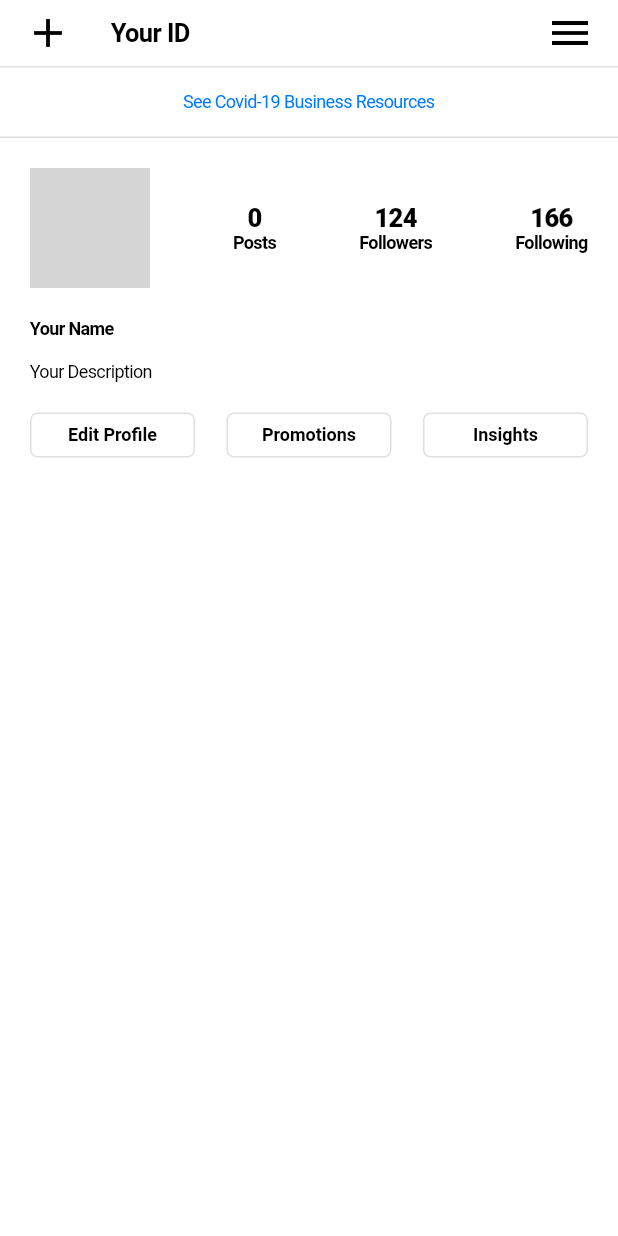
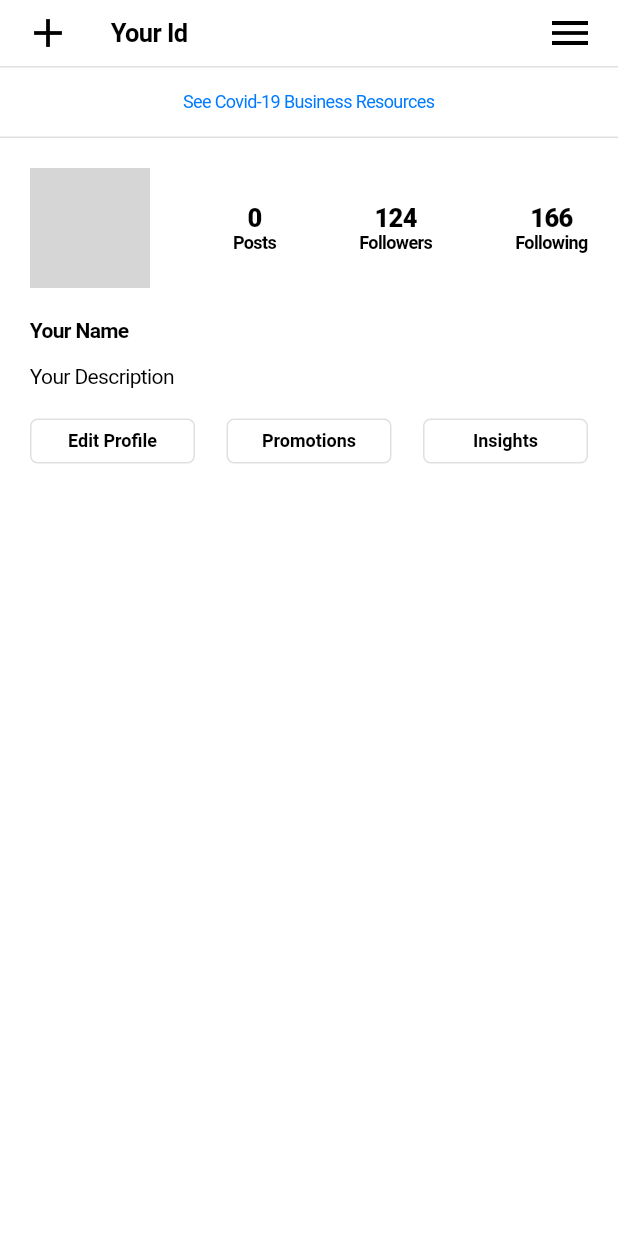
Before and after one commit to fikrykri/flutter_profile-page, a Flutter app: the screen it shows after launch, on a phone screen of 412 x 824 dp. Run offline on Flutter 3.47's test engine with Material 2 defaults, Android fonts, the phone set to English and light mode, and no system bars; network calls fail; grey boxes are pictures that could not be loaded.

Commit message:
add ternary conditional for variable null

```diff
--- a/lib/profile.dart
+++ b/lib/profile.dart
@@ -5,9 +5,9 @@ import 'package:flutter_profilpage_cupertino_inisiated/custom/custom_button.dart
 import 'package:flutter_profilpage_cupertino_inisiated/edit_profile.dart';
 
 class ProfilePage extends StatefulWidget {
-  final String name = "Your Name";
+  final String id, name, desc, photoUrl;
 
-  ProfilePage({@required this.name});
+  ProfilePage({this.name, this.id, this.desc, this.photoUrl});
   @override
   _ProfilePageState createState() => _ProfilePageState();
 }
@@ -22,17 +22,12 @@ class _ProfilePageState extends State<ProfilePage> {
               Icons.add,
               color: Colors.black,
             ),
-          onTap: () {
-            Navigator.push(context,
-                MaterialPageRoute(builder: (context) => EditProfile()));
-          },
+            onTap: () {},
           ),
           middle: Container(
             margin: EdgeInsets.fromLTRB(20, 0, 0, 0),
             child: Row(
-            children: [
-              Text("Your ID"),
-            ],
+              children: [Text(widget.id == null ? "Your Id" : widget.id)],
             ),
           ),
           trailing: GestureDetector(
@@ -69,9 +64,10 @@ class _ProfilePageState extends State<ProfilePage> {
                     CircleAvatar(
                         radius: 40,
                         backgroundColor: Colors.grey,
-                    backgroundImage: NetworkImage(
-                        "https://www.mdblakehurst.catholic.edu.au/wp-content/uploads/sites/39/2019/05/Person-icon.jpg"),
-                  ),
+                        backgroundImage: widget.photoUrl == null
+                            ? NetworkImage(
+                                "https://www.mdblakehurst.catholic.edu.au/wp-content/uploads/sites/39/2019/05/Person-icon.jpg")
+                            : NetworkImage(widget.photoUrl)),
                     CustomText(numbers: 0, text: "Posts"),
                     CustomText(numbers: 124, text: "Followers"),
                     CustomText(numbers: 166, text: "Following"),
@@ -83,17 +79,17 @@ class _ProfilePageState extends State<ProfilePage> {
                   child: Container(
                       margin: EdgeInsets.fromLTRB(20, 0, 0, 15),
                       child: Text(
-                      widget.name,
-                      style:
-                          TextStyle(fontWeight: FontWeight.bold, fontSize: 12),
+                        widget.name == null ? "Your Name" : widget.name,
+                        style: TextStyle(
+                            fontWeight: FontWeight.bold, fontSize: 14),
                       ))),
               Align(
                   alignment: Alignment.centerLeft,
                   child: Container(
                       margin: EdgeInsets.fromLTRB(20, 0, 0, 20),
                       child: Text(
-                      "Your Description",
-                      style: TextStyle(fontSize: 12),
+                        widget.desc == null ? "Your Description" : widget.desc,
+                        style: TextStyle(fontSize: 14),
                       ))),
               Container(
                 margin: EdgeInsets.fromLTRB(20, 0, 20, 0),
@@ -106,7 +102,11 @@ class _ProfilePageState extends State<ProfilePage> {
                           Navigator.push(
                               context,
                               MaterialPageRoute(
-                                builder: (context) => EditProfile()));
+                                  builder: (context) => EditProfile(
+                                      name: widget.name,
+                                      id: widget.id,
+                                      desc: widget.desc,
+                                      photoUrl: widget.photoUrl)));
                         }),
                     CustomButton(
                         text: "Promotions",
@@ -137,7 +137,8 @@ class _ProfilePageState extends State<ProfilePage> {
               )
             ],
           ),
-      ),
+        )
+        // : Center(child: CircularProgressIndicator()),
         );
   }
 }
```
Lines whose indentation alone changed are shown as unchanged.
